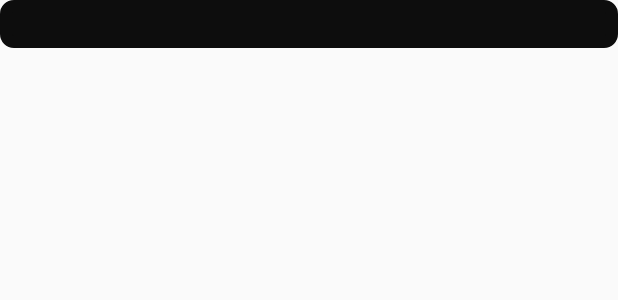
After one commit to Musab36/IlaQosol, an Android app: the layout detail.xml on its own in the app's theme, with its tools: preview values and no code run, on a phone screen of 412 x 824 dp. The commit adds this screen. Shown: the top 300 px of the screen. Run offline under Robolectric (Android 15) with nearby library versions, the phone set to English and light mode, and no system bars; Roboto replaces fonts that are not available here.

Commit message:
Made some changes to the ui

```diff
--- a/app/src/main/java/com/salajim/musab/ilaqosol/DatabaseHelper.java
+++ b/app/src/main/java/com/salajim/musab/ilaqosol/DatabaseHelper.java
@@ -30,6 +30,7 @@ public class DatabaseHelper extends SQLiteOpenHelper {
     }
 
     public boolean addData(String item1) {
+        // Inserting data into the database
         SQLiteDatabase db = this.getWritableDatabase();
         ContentValues contentValues = new ContentValues();
         contentValues.put(COL2, item1);
@@ -43,6 +44,7 @@ public class DatabaseHelper extends SQLiteOpenHelper {
             return true;
         }
     }
+    // Getting the inserted data from the database
     public Cursor getListContents(){
         SQLiteDatabase db = this.getWritableDatabase();
         Cursor data = db.rawQuery("SELECT * FROM " + TABLE_NAME, null);
--- a/app/src/main/java/com/salajim/musab/ilaqosol/fragments/FavoriteFragment.java
+++ b/app/src/main/java/com/salajim/musab/ilaqosol/fragments/FavoriteFragment.java
@@ -13,6 +13,7 @@ import android.widget.Toast;
 
 import com.salajim.musab.ilaqosol.DatabaseHelper;
 import com.salajim.musab.ilaqosol.R;
+import com.salajim.musab.ilaqosol.adapters.JokesDescriptionAdapter;
 import com.twotoasters.jazzylistview.JazzyHelper;
 import com.twotoasters.jazzylistview.JazzyListView;
 
@@ -27,6 +28,8 @@ import butterknife.ButterKnife;
 public class FavoriteFragment extends Fragment {
     @Bind(R.id.jazz)
     JazzyListView jazzyListView;
+
+    private JokesDescriptionAdapter adapter;
 
     DatabaseHelper myDB;
 
@@ -52,7 +55,7 @@ public class FavoriteFragment extends Fragment {
         } else {
             while(data.moveToNext()) {
                 myList.add(data.getString(1));
-                ListAdapter listAdapter = new ArrayAdapter<>(getActivity(), android.R.layout.simple_list_item_1, myList);
+                ListAdapter listAdapter = new ArrayAdapter<>(getActivity(), R.layout.detail, myList);
                 jazzyListView.setAdapter(listAdapter);
                 jazzyListView.setTransitionEffect(JazzyHelper.CARDS);
             }
--- /dev/null
+++ b/app/src/main/res/drawable-hdpi/textview_round.xml
@@ -0,0 +1,15 @@
+<?xml version="1.0" encoding="utf-8"?>
+<shape xmlns:android="http://schemas.android.com/apk/res/android" >
+    <stroke
+        android:width="8dp"
+        android:color="@color/colorPrimary" />
+
+    <solid android:color="@color/colorPrimary" />
+
+    <padding
+        android:left="1dp"
+        android:right="1dp"
+        android:top="1dp" />
+
+    <corners android:radius="5dp" />
+</shape>
--- a/app/src/main/res/layout/activity_main.xml
+++ b/app/src/main/res/layout/activity_main.xml
@@ -32,6 +32,7 @@
         android:id="@+id/viewPager"
         android:layout_width="match_parent"
         android:layout_height="match_parent"
+        android:layout_marginBottom="48dp"
         app:layout_behavior="@string/appbar_scrolling_view_behavior" />
 
 
--- a/app/src/main/res/layout/description.xml
+++ b/app/src/main/res/layout/description.xml
@@ -3,7 +3,7 @@
     xmlns:android="http://schemas.android.com/apk/res/android"
     xmlns:card_view="http://schemas.android.com/apk/res-auto"
     android:layout_width="match_parent"
-    android:layout_height="match_parent">
+    android:layout_height="wrap_content">
 
     <android.support.v7.widget.CardView
         android:layout_width="wrap_content"
--- /dev/null
+++ b/app/src/main/res/layout/detail.xml
@@ -0,0 +1,12 @@
+<?xml version="1.0" encoding="utf-8"?>
+<TextView
+    xmlns:android="http://schemas.android.com/apk/res/android"
+    android:layout_width="match_parent"
+    android:layout_height="wrap_content"
+    android:background="@drawable/textview_round"
+    android:textColor="@color/colorAccent"
+    android:textSize="15sp"
+    android:textStyle="bold"
+    android:padding="5dp">
+
+</TextView>
--- a/app/src/main/res/layout/fragment_favorite.xml
+++ b/app/src/main/res/layout/fragment_favorite.xml
@@ -2,7 +2,7 @@
 <FrameLayout xmlns:android="http://schemas.android.com/apk/res/android"
     xmlns:tools="http://schemas.android.com/tools"
     android:layout_width="match_parent"
-    android:layout_height="match_parent"
+    android:layout_height="wrap_content"
     tools:context=".fragments.FavoriteFragment">
 
     <com.twotoasters.jazzylistview.JazzyListView
--- a/app/src/main/res/layout/items.xml
+++ b/app/src/main/res/layout/items.xml
@@ -1,7 +1,7 @@
 <?xml version="1.0" encoding="utf-8"?>
 <RelativeLayout
     xmlns:android="http://schemas.android.com/apk/res/android" android:layout_width="match_parent"
-    android:layout_height="match_parent">
+    android:layout_height="wrap_content">
 
     <TextView
         android:id="@+id/jokeTextView"
```
Also changed, not shown: app/src/main/java/com/salajim/musab/ilaqosol/adapters/JokesDescriptionAdapter.java (added, +51 -0 lines).
